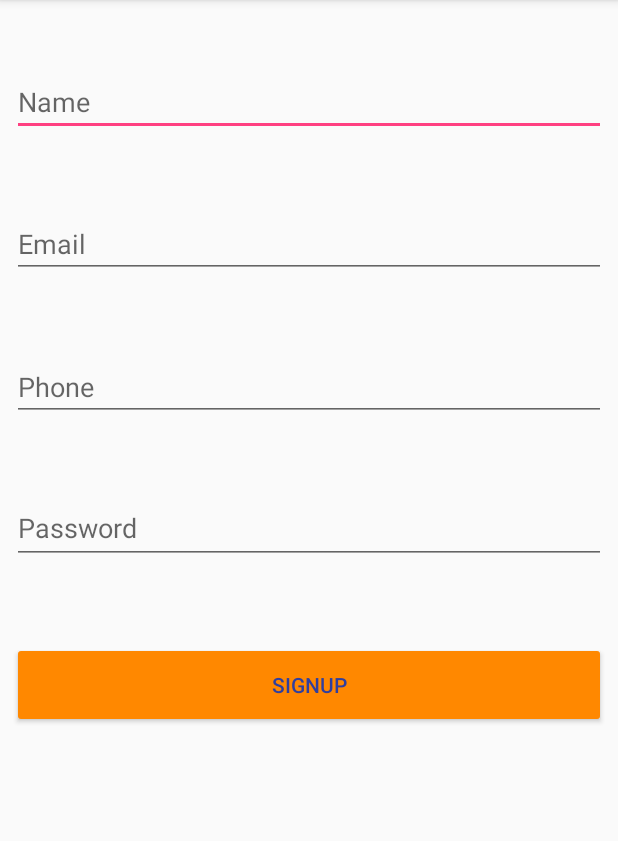
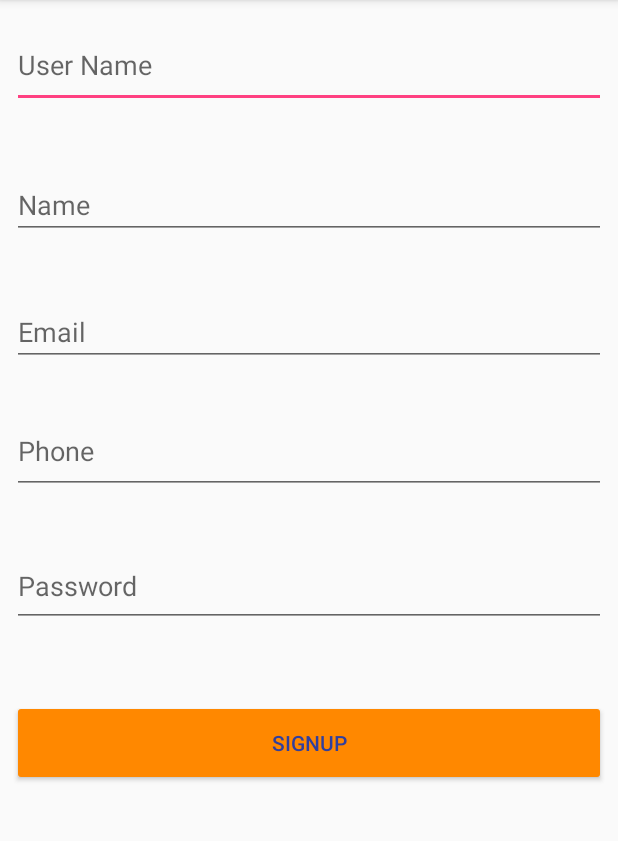
Before and after one commit to Kramah-blr/Kramah, an Android app: the Signup screen opened directly, with no data from a screen before it, on a phone screen of 412 x 824 dp, the part 84-925 px from its top. Run offline under Robolectric (Android 15) with nearby library versions, the phone set to English and light mode, and no system bars; our stand-ins replace Firebase (no records; nobody signed in at launch, a user with empty details on screens opened directly).

Commit message:
Mar 2 Commit

```diff
--- a/app/src/main/AndroidManifest.xml
+++ b/app/src/main/AndroidManifest.xml
@@ -30,7 +30,8 @@
             android:name=".groupadmin.Group_Admin_Activity"
             android:label="@string/title_activity_group__admin_"
             android:theme="@style/AppTheme.NoActionBar" />
-        <activity android:name=".user.GridViewImageDisplay"></activity>
+        <activity android:name=".user.GridViewImageDisplay" />
+        <activity android:name=".groupadmin.Create_group"></activity>
     </application>
 
 </manifest>
--- a/app/src/main/java/com/example/anirban/kramah/email/Config.java
+++ b/app/src/main/java/com/example/anirban/kramah/email/Config.java
@@ -6,5 +6,5 @@ package com.example.anirban.kramah.email;
 
 public class Config {
     public static final String EMAIL ="kramah.software.blr@gmail.com";
-    public static final String PASSWORD ="********";
+    public static final String PASSWORD ="**********";
 }
--- a/app/src/main/java/com/example/anirban/kramah/groupadmin/Gr_admin_login.java
+++ b/app/src/main/java/com/example/anirban/kramah/groupadmin/Gr_admin_login.java
@@ -48,8 +48,10 @@ public class Gr_admin_login extends AppCompatActivity {
                                     public void onDataChange(DataSnapshot passdataSnapshot) {
                                         if (passdataSnapshot.getValue().toString().equals(password)) {
                                             Toast.makeText(getApplicationContext(), "Successfully Login", Toast.LENGTH_LONG).show();
-
+                                            Bundle b=new Bundle();
+                                            b.putString("id",username);
                                             Intent intent = new Intent(getApplicationContext(), Group_Admin_Activity.class);
+                                            intent.putExtras(b);
                                             startActivity(intent);
                                         } else {
                                             Toast.makeText(getApplicationContext(), "Wrong Password,Try Again", Toast.LENGTH_LONG).show();
--- a/app/src/main/res/layout/activity_signup.xml
+++ b/app/src/main/res/layout/activity_signup.xml
@@ -5,6 +5,23 @@
     android:layout_width="match_parent"
     android:layout_height="match_parent"
     tools:context="com.example.anirban.kramah.user.Signup">
+
+    <EditText
+        android:id="@+id/usrname"
+        android:layout_width="0dp"
+        android:layout_height="57dp"
+        android:layout_marginBottom="8dp"
+        android:layout_marginEnd="8dp"
+        android:layout_marginStart="8dp"
+        android:layout_marginTop="8dp"
+        android:ems="10"
+        android:hint="User Name"
+        android:inputType="textPersonName"
+        app:layout_constraintBottom_toBottomOf="parent"
+        app:layout_constraintEnd_toEndOf="parent"
+        app:layout_constraintStart_toStartOf="parent"
+        app:layout_constraintTop_toTopOf="parent"
+        app:layout_constraintVertical_bias="0.00999999" />
 
     <EditText
         android:id="@+id/name"
@@ -19,10 +36,10 @@
         android:inputType="textPersonName"
         app:layout_constraintBottom_toBottomOf="parent"
         app:layout_constraintEnd_toEndOf="parent"
-        app:layout_constraintHorizontal_bias="0.503"
+        app:layout_constraintHorizontal_bias="0.0"
         app:layout_constraintStart_toStartOf="parent"
         app:layout_constraintTop_toTopOf="parent"
-        app:layout_constraintVertical_bias="0.053" />
+        app:layout_constraintVertical_bias="0.14999998" />
 
     <EditText
         android:id="@+id/email"
@@ -37,15 +54,15 @@
         android:inputType="textEmailAddress"
         app:layout_constraintBottom_toBottomOf="parent"
         app:layout_constraintEnd_toEndOf="parent"
-        app:layout_constraintHorizontal_bias="0.503"
+        app:layout_constraintHorizontal_bias="0.0"
         app:layout_constraintStart_toStartOf="parent"
         app:layout_constraintTop_toTopOf="parent"
-        app:layout_constraintVertical_bias="0.187" />
+        app:layout_constraintVertical_bias="0.26999998" />
 
     <EditText
         android:id="@+id/phone"
         android:layout_width="0dp"
-        android:layout_height="wrap_content"
+        android:layout_height="57dp"
         android:layout_marginBottom="8dp"
         android:layout_marginEnd="8dp"
         android:layout_marginStart="8dp"
@@ -55,15 +72,15 @@
         android:inputType="phone"
         app:layout_constraintBottom_toBottomOf="parent"
         app:layout_constraintEnd_toEndOf="parent"
-        app:layout_constraintHorizontal_bias="0.503"
+        app:layout_constraintHorizontal_bias="0.0"
         app:layout_constraintStart_toStartOf="parent"
         app:layout_constraintTop_toTopOf="parent"
-        app:layout_constraintVertical_bias="0.322" />
+        app:layout_constraintVertical_bias="0.38" />
 
     <EditText
         android:id="@+id/password"
         android:layout_width="0dp"
-        android:layout_height="47dp"
+        android:layout_height="54dp"
         android:layout_marginBottom="8dp"
         android:layout_marginEnd="8dp"
         android:layout_marginStart="8dp"
@@ -73,10 +90,10 @@
         android:inputType="textPassword"
         app:layout_constraintBottom_toBottomOf="parent"
         app:layout_constraintEnd_toEndOf="parent"
-        app:layout_constraintHorizontal_bias="0.503"
+        app:layout_constraintHorizontal_bias="0.0"
         app:layout_constraintStart_toStartOf="parent"
         app:layout_constraintTop_toTopOf="parent"
-        app:layout_constraintVertical_bias="0.455" />
+        app:layout_constraintVertical_bias="0.51" />
 
     <Button
         android:id="@+id/Signup1"
@@ -91,9 +108,11 @@
         android:textColor="@color/colorPrimaryDark"
         app:layout_constraintBottom_toBottomOf="parent"
         app:layout_constraintEnd_toEndOf="parent"
-        app:layout_constraintHorizontal_bias="0.503"
+        app:layout_constraintHorizontal_bias="0.0"
         app:layout_constraintStart_toStartOf="parent"
         app:layout_constraintTop_toTopOf="parent"
-        app:layout_constraintVertical_bias="0.605" />
+        app:layout_constraintVertical_bias="0.65999997" />
+
+
 
 </android.support.constraint.ConstraintLayout>
```
Also changed, not shown: app/src/main/java/com/example/anirban/kramah/groupadmin/Create_group.java (added, +86 -0 lines), app/src/main/java/com/example/anirban/kramah/groupadmin/Group_Admin_Activity.java (+12 -2 lines), app/src/main/java/com/example/anirban/kramah/user/GridViewImageDisplay.java (+8 -3 lines), app/src/main/java/com/example/anirban/kramah/user/Signup.java (+28 -4 lines), app/src/main/res/layout/activity_create_group.xml (added, +70 -0 lines), app/src/main/res/menu/activity_admin_activity_drawer.xml (deleted, +0 -38 lines), app/src/main/res/menu/activity_group__admin_drawer.xml (+6 -6 lines).
